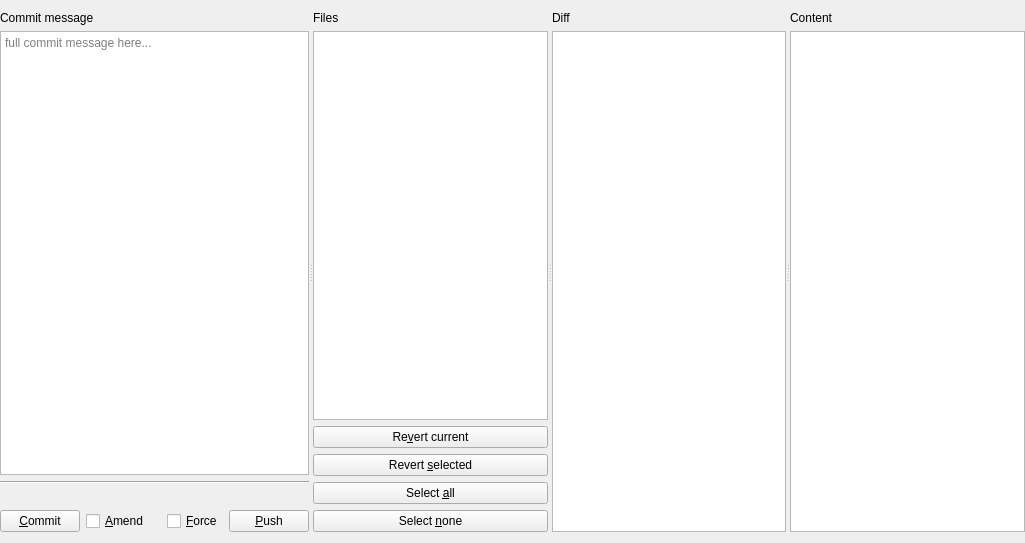
The window that src/plugins/git/CommitForm.ui (codepointerapp/codepointer) describes before a commit, drawn with Qt 5.
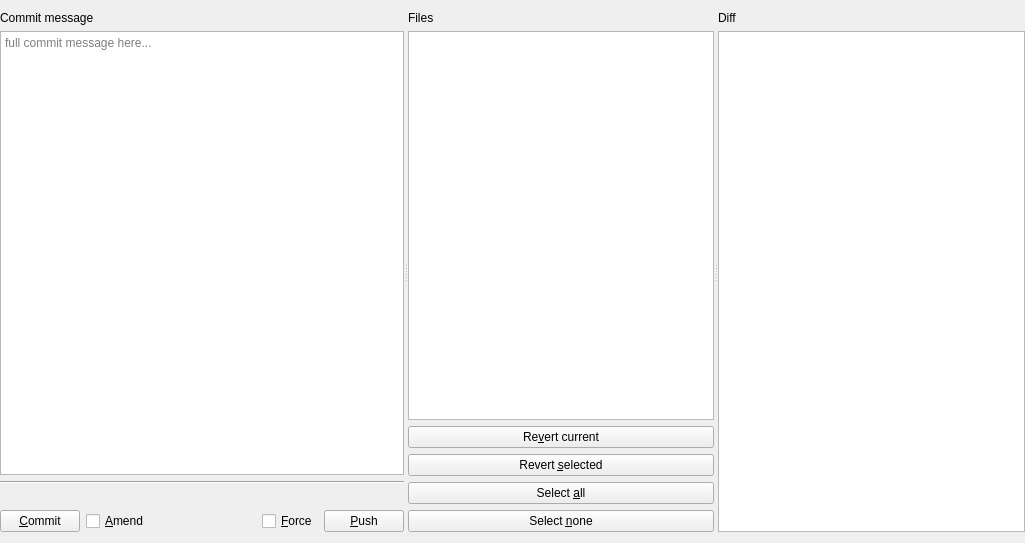
The same window after the commit.

Commit message:
Git/Commit form: delete unused area
We were hiding it anyway, lets remove it completelly.

What changed in the file:
```diff
--- a/src/plugins/git/CommitForm.ui
+++ b/src/plugins/git/CommitForm.ui
@@ -176,20 +176,6 @@
        </item>
       </layout>
      </widget>
-     <widget class="QWidget" name="layoutWidget">
-      <layout class="QVBoxLayout" name="editorLayout">
-       <item>
-        <widget class="QLabel" name="modifiedFileNameLabel">
-         <property name="text">
-          <string>Content</string>
-         </property>
-        </widget>
-       </item>
-       <item>
-        <widget class="QPlainTextEdit" name="modifiedFileContents"/>
-       </item>
-      </layout>
-     </widget>
     </widget>
    </item>
   </layout>
```
The commit also changes 1 other file.
